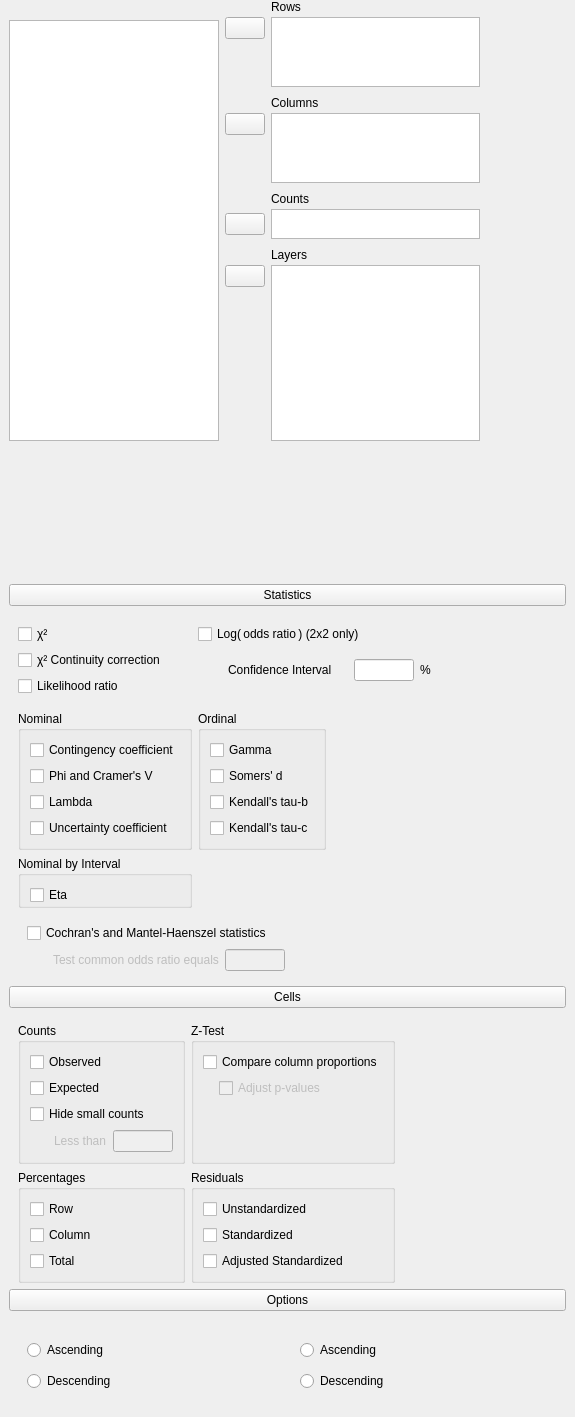
jasp-stats/jasp-desktop, file JASP-Desktop/analysisforms/contingencytablesform.ui: the form before one commit.
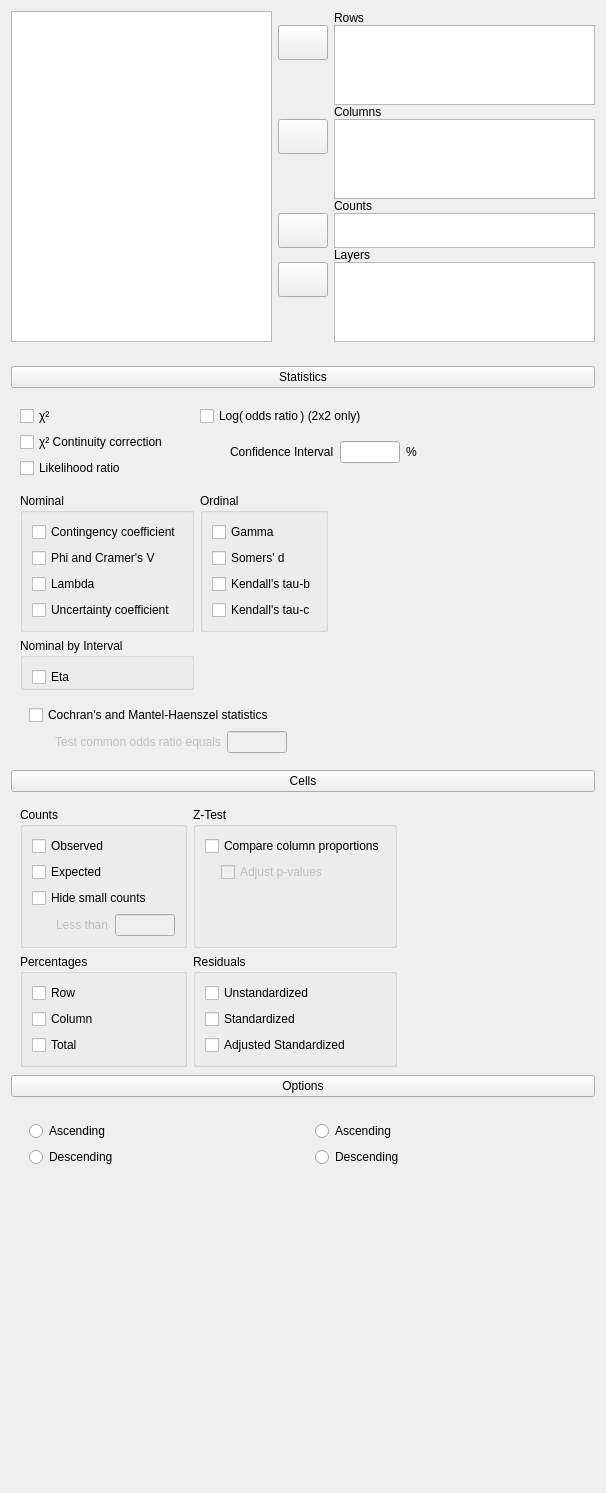
The form after the commit. Custom widgets are drawn as their Qt base class.

Patch:
```diff
--- a/JASP-Desktop/analysisforms/contingencytablesform.ui
+++ b/JASP-Desktop/analysisforms/contingencytablesform.ui
@@ -6,392 +6,334 @@
    <rect>
     <x>0</x>
     <y>0</y>
-    <width>575</width>
-    <height>1417</height>
+    <width>606</width>
+    <height>1493</height>
    </rect>
   </property>
+  <property name="sizePolicy">
+   <sizepolicy hsizetype="Fixed" vsizetype="Preferred">
+    <horstretch>0</horstretch>
+    <verstretch>0</verstretch>
+   </sizepolicy>
+  </property>
   <property name="windowTitle">
    <string>Form</string>
   </property>
-  <layout class="QGridLayout" name="gridLayout_19">
-   <property name="leftMargin">
-    <number>0</number>
-   </property>
-   <property name="topMargin">
-    <number>0</number>
-   </property>
-   <property name="rightMargin">
-    <number>0</number>
-   </property>
-   <property name="bottomMargin">
-    <number>0</number>
-   </property>
-   <property name="verticalSpacing">
-    <number>0</number>
-   </property>
-   <item row="0" column="0">
-    <widget class="QWidget" name="widget_3" native="true">
-     <property name="minimumSize">
-      <size>
-       <width>0</width>
-       <height>420</height>
-      </size>
+  <layout class="QVBoxLayout" name="verticalLayout">
+   <item>
+    <widget class="QWidget" name="topWidget" native="true">
+     <property name="sizePolicy">
+      <sizepolicy hsizetype="Preferred" vsizetype="Fixed">
+       <horstretch>0</horstretch>
+       <verstretch>0</verstretch>
+      </sizepolicy>
      </property>
-     <property name="maximumSize">
-      <size>
-       <width>16777215</width>
-       <height>450</height>
-      </size>
-     </property>
-     <layout class="QGridLayout" name="gridLayout_4">
+     <layout class="QGridLayout" name="gridLayout_2">
+      <property name="leftMargin">
+       <number>0</number>
+      </property>
       <property name="topMargin">
        <number>0</number>
       </property>
+      <property name="rightMargin">
+       <number>0</number>
+      </property>
       <property name="verticalSpacing">
        <number>0</number>
       </property>
-      <item row="0" column="1" rowspan="3">
-       <widget class="QWidget" name="widget_5" native="true">
+      <item row="1" column="2" rowspan="2">
+       <widget class="BoundListView" name="rows">
         <property name="sizePolicy">
-         <sizepolicy hsizetype="Preferred" vsizetype="Preferred">
+         <sizepolicy hsizetype="Expanding" vsizetype="Fixed">
           <horstretch>0</horstretch>
           <verstretch>0</verstretch>
          </sizepolicy>
         </property>
+        <property name="minimumSize">
+         <size>
+          <width>0</width>
+          <height>80</height>
+         </size>
+        </property>
         <property name="maximumSize">
          <size>
           <width>16777215</width>
-          <height>100</height>
+          <height>80</height>
          </size>
         </property>
-        <layout class="QGridLayout" name="gridLayout_2">
-         <property name="leftMargin">
-          <number>0</number>
-         </property>
-         <property name="topMargin">
-          <number>0</number>
-         </property>
-         <property name="rightMargin">
-          <number>0</number>
-         </property>
-         <property name="verticalSpacing">
-          <number>3</number>
-         </property>
-         <item row="1" column="0">
-          <widget class="AssignButton" name="buttonAssignRows">
-           <property name="maximumSize">
-            <size>
-             <width>50</width>
-             <height>16777215</height>
-            </size>
-           </property>
-           <property name="text">
-            <string/>
-           </property>
-          </widget>
-         </item>
-         <item row="2" column="0">
-          <spacer name="verticalSpacer_2">
-           <property name="orientation">
-            <enum>Qt::Vertical</enum>
-           </property>
-           <property name="sizeHint" stdset="0">
-            <size>
-             <width>20</width>
-             <height>84</height>
-            </size>
-           </property>
-          </spacer>
-         </item>
-         <item row="1" column="1" rowspan="2">
-          <widget class="BoundListView" name="rows">
-           <property name="sizePolicy">
-            <sizepolicy hsizetype="Maximum" vsizetype="Expanding">
-             <horstretch>0</horstretch>
-             <verstretch>0</verstretch>
-            </sizepolicy>
-           </property>
-           <property name="maximumSize">
-            <size>
-             <width>210</width>
-             <height>16777215</height>
-            </size>
-           </property>
-           <property name="selectionMode">
-            <enum>QAbstractItemView::ExtendedSelection</enum>
-           </property>
-          </widget>
-         </item>
-         <item row="0" column="0">
-          <widget class="QWidget" name="widget_8" native="true"/>
-         </item>
-         <item row="0" column="1">
-          <widget class="QLabel" name="label_2">
-           <property name="text">
-            <string>Rows</string>
-           </property>
-          </widget>
-         </item>
-        </layout>
+        <property name="selectionMode">
+         <enum>QAbstractItemView::ExtendedSelection</enum>
+        </property>
        </widget>
       </item>
-      <item row="5" column="1">
-       <widget class="QWidget" name="widget_6" native="true">
+      <item row="9" column="1">
+       <widget class="AssignButton" name="buttonAssignLayers">
         <property name="sizePolicy">
-         <sizepolicy hsizetype="Preferred" vsizetype="Preferred">
+         <sizepolicy hsizetype="Fixed" vsizetype="Fixed">
           <horstretch>0</horstretch>
           <verstretch>0</verstretch>
          </sizepolicy>
         </property>
-        <layout class="QGridLayout" name="gridLayout_3">
-         <property name="leftMargin">
-          <number>0</number>
-         </property>
-         <property name="topMargin">
-          <number>0</number>
-         </property>
-         <property name="rightMargin">
-          <number>0</number>
-         </property>
-         <property name="bottomMargin">
-          <number>0</number>
-         </property>
-         <property name="verticalSpacing">
-          <number>3</number>
-         </property>
-         <item row="0" column="0">
-          <widget class="QWidget" name="widget_10" native="true"/>
-         </item>
-         <item row="1" column="0">
-          <widget class="AssignButton" name="buttonAssignLayers">
-           <property name="maximumSize">
-            <size>
-             <width>50</width>
-             <height>16777215</height>
-            </size>
-           </property>
-           <property name="text">
-            <string/>
-           </property>
-          </widget>
-         </item>
-         <item row="2" column="0">
-          <spacer name="verticalSpacer_3">
-           <property name="orientation">
-            <enum>Qt::Vertical</enum>
-           </property>
-           <property name="sizeHint" stdset="0">
-            <size>
-             <width>20</width>
-             <height>84</height>
-            </size>
-           </property>
-          </spacer>
-         </item>
-         <item row="0" column="1">
-          <widget class="QLabel" name="label_4">
-           <property name="text">
-            <string>Layers</string>
-           </property>
-          </widget>
-         </item>
-         <item row="1" column="1" rowspan="2">
-          <widget class="BoundListView" name="layers">
-           <property name="sizePolicy">
-            <sizepolicy hsizetype="Maximum" vsizetype="Expanding">
-             <horstretch>0</horstretch>
-             <verstretch>0</verstretch>
-            </sizepolicy>
-           </property>
-           <property name="minimumSize">
-            <size>
-             <width>0</width>
-             <height>80</height>
-            </size>
-           </property>
-           <property name="maximumSize">
-            <size>
-             <width>210</width>
-             <height>16777215</height>
-            </size>
-           </property>
-           <property name="selectionMode">
-            <enum>QAbstractItemView::ExtendedSelection</enum>
-           </property>
-          </widget>
-         </item>
-        </layout>
+        <property name="minimumSize">
+         <size>
+          <width>50</width>
+          <height>35</height>
+         </size>
+        </property>
+        <property name="maximumSize">
+         <size>
+          <width>50</width>
+          <height>35</height>
+         </size>
+        </property>
+        <property name="text">
+         <string/>
+        </property>
        </widget>
       </item>
-      <item row="3" column="1">
-       <widget class="QWidget" name="widget" native="true">
+      <item row="2" column="1">
+       <spacer name="verticalSpacer_2">
+        <property name="orientation">
+         <enum>Qt::Vertical</enum>
+        </property>
+        <property name="sizeHint" stdset="0">
+         <size>
+          <width>20</width>
+          <height>0</height>
+         </size>
+        </property>
+       </spacer>
+      </item>
+      <item row="1" column="1">
+       <widget class="AssignButton" name="buttonAssignRows">
         <property name="sizePolicy">
-         <sizepolicy hsizetype="Preferred" vsizetype="Preferred">
+         <sizepolicy hsizetype="Fixed" vsizetype="Fixed">
           <horstretch>0</horstretch>
           <verstretch>0</verstretch>
          </sizepolicy>
         </property>
-        <property name="maximumSize">
+        <property name="minimumSize">
          <size>
-          <width>16777215</width>
-          <height>100</height>
+          <width>50</width>
+          <height>35</height>
          </size>
         </property>
-        <layout class="QGridLayout" name="gridLayout">
-         <property name="leftMargin">
-          <number>0</number>
-         </property>
-         <property name="topMargin">
-          <number>0</number>
-         </property>
-         <property name="rightMargin">
-          <number>0</number>
-         </property>
-         <property name="verticalSpacing">
-          <number>3</number>
-         </property>
-         <item row="0" column="0">
-          <widget class="QWidget" name="widget_9" native="true"/>
-         </item>
-         <item row="1" column="0">
-          <widget class="AssignButton" name="buttonAssignColumns">
-           <property name="maximumSize">
-            <size>
-             <width>50</width>
-             <height>16777215</height>
-            </size>
-           </property>
-           <property name="text">
-            <string/>
-           </property>
-          </widget>
-         </item>
-         <item row="2" column="0">
-          <spacer name="verticalSpacer">
-           <property name="orientation">
-            <enum>Qt::Vertical</enum>
-           </property>
-           <property name="sizeHint" stdset="0">
-            <size>
-             <width>20</width>
-             <height>84</height>
-            </size>
-           </property>
-          </spacer>
-         </item>
-         <item row="1" column="1" rowspan="2">
-          <widget class="BoundListView" name="columns">
-           <property name="sizePolicy">
-            <sizepolicy hsizetype="Maximum" vsizetype="Expanding">
-             <horstretch>0</horstretch>
-             <verstretch>0</verstretch>
-            </sizepolicy>
-           </property>
-           <property name="maximumSize">
-            <size>
-             <width>210</width>
-             <height>16777215</height>
-            </size>
-           </property>
-           <property name="selectionMode">
-            <enum>QAbstractItemView::ExtendedSelection</enum>
-           </property>
-          </widget>
-         </item>
-         <item row="0" column="1">
-          <widget class="QLabel" name="label_3">
-           <property name="text">
-            <string>Columns</string>
-           </property>
-          </widget>
-         </item>
-        </layout>
-       </widget>
-      </item>
-      <item row="0" column="0">
-       <widget class="QWidget" name="widget_2" native="true">
         <property name="maximumSize">
          <size>
-          <width>16777215</width>
-          <height>20</height>
+          <width>50</width>
+          <height>35</height>
          </size>
+        </property>
+        <property name="text">
+         <string/>
+        </property>
+       </widget>
+      </item>
+      <item row="8" column="2">
+       <widget class="QLabel" name="label_4">
+        <property name="sizePolicy">
+         <sizepolicy hsizetype="Fixed" vsizetype="Fixed">
+          <horstretch>0</horstretch>
+          <verstretch>0</verstretch>
+         </sizepolicy>
+        </property>
+        <property name="text">
+         <string>Layers</string>
+        </property>
+       </widget>
+      </item>
+      <item row="0" column="2">
+       <widget class="QLabel" name="label_2">
+        <property name="sizePolicy">
+         <sizepolicy hsizetype="Fixed" vsizetype="Fixed">
+          <horstretch>0</horstretch>
+          <verstretch>0</verstretch>
+         </sizepolicy>
+        </property>
+        <property name="text">
+         <string>Rows</string>
+        </property>
+       </widget>
+      </item>
+      <item row="3" column="2">
+       <widget class="QLabel" name="label_3">
+        <property name="sizePolicy">
+         <sizepolicy hsizetype="Fixed" vsizetype="Fixed">
+          <horstretch>0</horstretch>
+          <verstretch>0</verstretch>
+         </sizepolicy>
+        </property>
+        <property name="text">
+         <string>Columns</string>
         </property>
        </widget>
       </item>
       <item row="4" column="1">
-       <widget class="QWidget" name="widget_7" native="true">
-        <layout class="QGridLayout" name="gridLayout_20">
-         <property name="leftMargin">
-          <number>0</number>
-         </property>
-         <property name="topMargin">
-          <number>0</number>
-         </property>
-         <property name="rightMargin">
-          <number>0</number>
-         </property>
-         <property name="verticalSpacing">
-          <number>3</number>
-         </property>
-         <item row="1" column="0" rowspan="2" colspan="2">
-          <widget class="AssignButton" name="buttonAssignCounts">
-           <property name="maximumSize">
-            <size>
-             <width>50</width>
-             <height>16777215</height>
-            </size>
-           </property>
-           <property name="text">
-            <string/>
-           </property>
-          </widget>
-         </item>
-         <item row="0" column="2" colspan="2">
-          <widget class="QLabel" name="label">
-           <property name="text">
-            <string>Counts</string>
-           </property>
-          </widget>
-         </item>
-         <item row="0" column="0" colspan="2">
-          <widget class="QWidget" name="widget_11" native="true"/>
-         </item>
-         <item row="1" column="2" rowspan="2" colspan="2">
-          <widget class="BoundListView" name="counts">
-           <property name="sizePolicy">
-            <sizepolicy hsizetype="Maximum" vsizetype="Expanding">
-             <horstretch>0</horstretch>
-             <verstretch>0</verstretch>
-            </sizepolicy>
-           </property>
-           <property name="maximumSize">
-            <size>
-             <width>210</width>
-             <height>30</height>
-            </size>
-           </property>
-           <property name="selectionMode">
-            <enum>QAbstractItemView::ExtendedSelection</enum>
-           </property>
-          </widget>
-         </item>
-        </layout>
+       <widget class="AssignButton" name="buttonAssignColumns">
+        <property name="sizePolicy">
+         <sizepolicy hsizetype="Fixed" vsizetype="Fixed">
+          <horstretch>0</horstretch>
+          <verstretch>0</verstretch>
+         </sizepolicy>
+        </property>
+        <property name="minimumSize">
+         <size>
+          <width>50</width>
+          <height>35</height>
+         </size>
+        </property>
+        <property name="maximumSize">
+         <size>
+          <width>50</width>
+          <height>35</height>
+         </size>
+        </property>
+        <property name="text">
+         <string/>
+        </property>
        </widget>
       </item>
-      <item row="1" column="0" rowspan="5">
+      <item row="6" column="2">
+       <widget class="QLabel" name="label">
+        <property name="sizePolicy">
+         <sizepolicy hsizetype="Fixed" vsizetype="Fixed">
+          <horstretch>0</horstretch>
+          <verstretch>0</verstretch>
+         </sizepolicy>
+        </property>
+        <property name="text">
+         <string>Counts</string>
+        </property>
+       </widget>
+      </item>
+      <item row="4" column="2" rowspan="2">
+       <widget class="BoundListView" name="columns">
+        <property name="sizePolicy">
+         <sizepolicy hsizetype="Expanding" vsizetype="Fixed">
+          <horstretch>0</horstretch>
+          <verstretch>0</verstretch>
+         </sizepolicy>
+        </property>
+        <property name="minimumSize">
+         <size>
+          <width>0</width>
+          <height>80</height>
+         </size>
+        </property>
+        <property name="maximumSize">
+         <size>
+          <width>16777215</width>
+          <height>80</height>
+         </size>
+        </property>
+        <property name="selectionMode">
+         <enum>QAbstractItemView::ExtendedSelection</enum>
+        </property>
+       </widget>
+      </item>
+      <item row="7" column="1">
+       <widget class="AssignButton" name="buttonAssignCounts">
+        <property name="sizePolicy">
+         <sizepolicy hsizetype="Fixed" vsizetype="Fixed">
+          <horstretch>0</horstretch>
+          <verstretch>0</verstretch>
+         </sizepolicy>
+        </property>
+        <property name="minimumSize">
+         <size>
+          <width>50</width>
+          <height>35</height>
+         </size>
+        </property>
+        <property name="maximumSize">
+         <size>
+          <width>50</width>
+          <height>35</height>
+         </size>
+        </property>
+        <property name="text">
+         <string/>
+        </property>
+       </widget>
+      </item>
+      <item row="9" column="2" rowspan="2">
+       <widget class="BoundListView" name="layers">
+        <property name="sizePolicy">
+         <sizepolicy hsizetype="Expanding" vsizetype="Fixed">
+          <horstretch>0</horstretch>
+          <verstretch>0</verstretch>
+         </sizepolicy>
+        </property>
+        <property name="minimumSize">
+         <size>
+          <width>0</width>
+          <height>80</height>
+         </size>
+        </property>
+        <property name="maximumSize">
+         <size>
+          <width>16777215</width>
+          <height>80</height>
+         </size>
+        </property>
+        <property name="selectionMode">
+         <enum>QAbstractItemView::ExtendedSelection</enum>
+        </property>
+       </widget>
+      </item>
+      <item row="7" column="2">
+       <widget class="BoundListView" name="counts">
+        <property name="sizePolicy">
+         <sizepolicy hsizetype="Expanding" vsizetype="Fixed">
+          <horstretch>0</horstretch>
+          <verstretch>0</verstretch>
+         </sizepolicy>
+        </property>
+        <property name="maximumSize">
+         <size>
+          <width>16777215</width>
+          <height>35</height>
+         </size>
+        </property>
+        <property name="selectionMode">
+         <enum>QAbstractItemView::ExtendedSelection</enum>
+        </property>
+       </widget>
+      </item>
+      <item row="5" column="1">
+       <spacer name="verticalSpacer">
+        <property name="orientation">
+         <enum>Qt::Vertical</enum>
+        </property>
+        <property name="sizeHint" stdset="0">
+         <size>
+          <width>20</width>
+          <height>0</height>
+         </size>
+        </property>
+       </spacer>
+      </item>
+      <item row="10" column="1">
+       <spacer name="verticalSpacer_3">
+        <property name="orientation">
+         <enum>Qt::Vertical</enum>
+        </property>
+        <property name="sizeHint" stdset="0">
+         <size>
+          <width>20</width>
+          <height>0</height>
+         </size>
+        </property>
+       </spacer>
+      </item>
+      <item row="0" column="0" rowspan="11">
        <widget class="AvailableFieldsListView" name="listAvailableFields">
         <property name="sizePolicy">
-         <sizepolicy hsizetype="Fixed" vsizetype="Expanding">
+         <sizepolicy hsizetype="Expanding" vsizetype="Preferred">
           <horstretch>0</horstretch>
           <verstretch>0</verstretch>
          </sizepolicy>
         </property>
-        <property name="maximumSize">
-         <size>
-          <width>210</width>
-          <height>16777215</height>
-         </size>
-        </property>
         <property name="selectionMode">
          <enum>QAbstractItemView::ExtendedSelection</enum>
         </property>
@@ -400,298 +342,17 @@
      </layout>
     </widget>
    </item>
-   <item row="0" column="1" rowspan="2">
-    <widget class="QWidget" name="widget_4" native="true">
-     <property name="minimumSize">
-      <size>
-       <width>80</width>
-       <height>0</height>
-      </size>
-     </property>
-    </widget>
-   </item>
-   <item row="3" column="0" colspan="2">
-    <widget class="QWidget" name="groupCellDisplay" native="true">
-     <layout class="QGridLayout" name="gridLayout_9">
-      <property name="topMargin">
-       <number>3</number>
-      </property>
-      <property name="bottomMargin">
-       <number>3</number>
-      </property>
-      <item row="0" column="0" colspan="3">
-       <widget class="ExpanderButton" name="pushButton_2">
-        <property name="text">
-         <string>Cells</string>
-        </property>
-       </widget>
-      </item>
-      <item row="1" column="0" colspan="3">
-       <widget class="QWidget" name="panelCells" native="true">
-        <layout class="QGridLayout" name="gridLayout_17">
-         <property name="bottomMargin">
-          <number>0</number>
-         </property>
-         <item row="1" column="0">
-          <widget class="GroupBox" name="groupPercentages">
-           <property name="title">
-            <string>Percentages</string>
-           </property>
-           <layout class="QGridLayout" name="gridLayout_7">
-            <item row="0" column="0">
-             <widget class="BoundCheckBox" name="percentagesRow">
-              <property name="text">
-               <string>Row</string>
-              </property>
-             </widget>
-            </item>
-            <item row="1" column="0">
-             <widget class="BoundCheckBox" name="percentagesColumn">
-              <property name="text">
-               <string>Column</string>
-              </property>
-             </widget>
-            </item>
-            <item row="2" column="0">
-             <widget class="BoundCheckBox" name="percentagesTotal">
-              <property name="text">
-               <string>Total</string>
-              </property>
-             </widget>
-            </item>
-           </layout>
-          </widget>
-         </item>
-         <item row="1" column="1">
-          <widget class="GroupBox" name="groupResiduals">
-           <property name="title">
-            <string>Residuals</string>
-           </property>
-           <layout class="QGridLayout" name="gridLayout_8">
-            <item row="0" column="0">
-             <widget class="BoundCheckBox" name="residualsUnstandardized">
-              <property name="text">
-               <string>Unstandardized</string>
-              </property>
-             </widget>
-            </item>
-            <item row="1" column="0">
-             <widget class="BoundCheckBox" name="residualsStandardized">
-              <property name="text">
-               <string>Standardized</string>
-              </property>
-             </widget>
-            </item>
-            <item row="2" column="0">
-             <widget class="BoundCheckBox" name="residualsAdjustedStandardized">
-              <property name="text">
-               <string>Adjusted Standardized</string>
-              </property>
-             </widget>
-            </item>
-           </layout>
-          </widget>
-         </item>
-         <item row="0" column="0">
-          <widget class="GroupBox" name="groupCounts">
-           <property name="title">
-            <string>Counts</string>
-           </property>
-           <layout class="QGridLayout" name="gridLayout_5">
-            <item row="0" column="0" colspan="2">
-             <widget class="BoundCheckBox" name="countsObserved">
-              <property name="text">
-               <string>Observed</string>
-              </property>
-             </widget>
-            </item>
-            <item row="1" column="0" colspan="2">
-             <widget class="BoundCheckBox" name="countsExpected">
-              <property name="text">
-               <string>Expected</string>
-              </property>
-             </widget>
-            </item>
-            <item row="2" column="0" colspan="3">
-             <widget class="BoundCheckBox" name="hideSmallCounts">
-              <property name="text">
-               <string>Hide small counts</string>
-              </property>
-             </widget>
-            </item>
-            <item row="3" column="0">
-             <widget class="QWidget" name="widget_12" native="true">
-              <property name="maximumSize">
-               <size>
-                <width>20</width>
-                <height>16777215</height>
-               </size>
-              </property>
-             </widget>
-            </item>
-            <item row="3" column="1">
-             <widget class="QLabel" name="hideSmallCountsLessThanLabel">
-              <property name="enabled">
-               <bool>false</bool>
-              </property>
-              <property name="text">
-               <string>Less than</string>
-              </property>
-             </widget>
-            </item>
-            <item row="3" column="2">
-             <widget class="BoundTextBox" name="hideSmallCountsLessThan">
-              <property name="enabled">
-               <bool>false</bool>
-              </property>
-              <property name="maximumSize">
-               <size>
-                <width>60</width>
-                <height>16777215</height>
-               </size>
-              </property>
-             </widget>
-            </item>
-           </layout>
-          </widget>
-         </item>
-         <item row="0" column="1">
-          <widget class="GroupBox" name="groupZTest">
-           <property name="title">
-            <string>Z-Test</string>
-           </property>
-           <layout class="QGridLayout" name="gridLayout_6">
-            <item row="1" column="0">
-             <widget class="QWidget" name="widget_13" native="true">
-              <property name="maximumSize">
-               <size>
-                <width>10</width>
-                <height>16777215</height>
-               </size>
-              </property>
-             </widget>
-            </item>
-            <item row="0" column="0" colspan="2">
-             <widget class="BoundCheckBox" name="zTestCompareColumns">
-              <property name="text">
-               <string>Compare column proportions</string>
-              </property>
-             </widget>
-            </item>
-            <item row="1" column="1">
-             <widget class="BoundCheckBox" name="zTestAdjustPValues">
-              <property name="enabled">
-               <bool>false</bool>
-              </property>
-              <property name="text">
-               <string>Adjust p-values</string>
-              </property>
-             </widget>
-            </item>
-            <item row="2" column="0" colspan="2">
-             <widget class="QWidget" name="widget_14" native="true"/>
-            </item>
-           </layout>
-          </widget>
-         </item>
-         <item row="0" column="2">
-          <spacer name="horizontalSpacer">
-           <property name="orientation">
-            <enum>Qt::Horizontal</enum>
-           </property>
-           <property name="sizeHint" stdset="0">
-            <size>
-             <width>40</width>
-             <height>20</height>
-            </size>
-           </property>
-          </spacer>
-         </item>
-        </layout>
-       </widget>
-      </item>
-     </layout>
-    </widget>
-   </item>
-   <item row="4" column="0" colspan="2">
-    <widget class="QWidget" name="groupOptions" native="true">
-     <layout class="QGridLayout" name="gridLayout_18">
-      <property name="topMargin">
-       <number>3</number>
-      </property>
-      <property name="bottomMargin">
-       <number>3</number>
-      </property>
-      <item row="0" column="0" colspan="2">
-       <widget class="ExpanderButton" name="pushButton_3">
-        <property name="text">
-         <string>Options</string>
-        </property>
-       </widget>
-      </item>
-      <item row="1" column="0" colspan="2">
-       <widget class="QWidget" name="panelOptions" native="true">
-        <layout class="QGridLayout" name="gridLayout_21">
-         <item row="0" column="0">
-          <widget class="BoundGroupBox" name="rowOrder" native="true">
-           <property name="title" stdset="0">
-            <string>Row Order</string>
-           </property>
-           <layout class="QGridLayout" name="gridLayout_24">
-            <item row="0" column="0">
-             <widget class="QRadioButton" name="_1rowAscending">
-              <property name="text">
-               <string>Ascending</string>
-              </property>
-             </widget>
-            </item>
-            <item row="1" column="0">
-             <widget class="QRadioButton" name="_2rowDescending">
-              <property name="text">
-               <string>Descending</string>
-              </property>
-             </widget>
-            </item>
-           </layout>
-          </widget>
-         </item>
-         <item row="0" column="1">
-          <widget class="BoundGroupBox" name="columnOrder" native="true">
-           <property name="title" stdset="0">
-            <string>Column Order</string>
-           </property>
-           <layout class="QGridLayout" name="gridLayout_25">
-            <item row="0" column="0">
-             <widget class="QRadioButton" name="_1columnAscending">
-              <property name="text">
-               <string>Ascending</string>
-              </property>
-             </widget>
-            </item>
-            <item row="1" column="0">
-             <widget class="QRadioButton" name="_2columnDescending">
-              <property name="text">
-               <string>Descending</string>
-              </property>
-             </widget>
-            </item>
-           </layout>
-          </widget>
-         </item>
-        </layout>
-       </widget>
-      </item>
-     </layout>
-    </widget>
-   </item>
-   <item row="2" column="0" colspan="2">
+   <item>
     <widget class="QWidget" name="groupStatistics" native="true">
      <layout class="QGridLayout" name="gridLayout_16">
-      <property name="topMargin">
-       <number>3</number>
+      <property name="leftMargin">
+       <number>0</number>
+      </property>
+      <property name="rightMargin">
+       <number>0</number>
       </property>
       <property name="bottomMargin">
-       <number>3</number>
+       <number>0</number>
       </property>
       <property name="verticalSpacing">
        <number>0</number>
@@ -762,6 +423,12 @@
                </property>
                <item row="0" column="0">
                 <widget class="QLabel" name="label_5">
+                 <property name="sizePolicy">
+                  <sizepolicy hsizetype="Fixed" vsizetype="Preferred">
+                   <horstretch>0</horstretch>
+                   <verstretch>0</verstretch>
+                  </sizepolicy>
+                 </property>
                  <property name="text">
                   <string>Confidence Interval</string>
                  </property>
@@ -958,6 +625,328 @@
      </layout>
     </widget>
    </item>
+   <item>
+    <widget class="QWidget" name="groupCellDisplay" native="true">
+     <layout class="QGridLayout" name="gridLayout_9">
+      <property name="leftMargin">
+       <number>0</number>
+      </property>
+      <property name="topMargin">
+       <number>2</number>
+      </property>
+      <property name="rightMargin">
+       <number>0</number>
+      </property>
+      <property name="bottomMargin">
+       <number>0</number>
+      </property>
+      <item row="0" column="0" colspan="3">
+       <widget class="ExpanderButton" name="pushButton_2">
+        <property name="text">
+         <string>Cells</string>
+        </property>
+       </widget>
+      </item>
+      <item row="1" column="0" colspan="3">
+       <widget class="QWidget" name="panelCells" native="true">
+        <property name="sizePolicy">
+         <sizepolicy hsizetype="Fixed" vsizetype="Preferred">
+          <horstretch>0</horstretch>
+          <verstretch>0</verstretch>
+         </sizepolicy>
+        </property>
+        <layout class="QGridLayout" name="gridLayout_17">
+         <property name="bottomMargin">
+          <number>0</number>
+         </property>
+         <item row="1" column="1">
+          <widget class="GroupBox" name="groupResiduals">
+           <property name="sizePolicy">
+            <sizepolicy hsizetype="Minimum" vsizetype="Preferred">
+             <horstretch>0</horstretch>
+             <verstretch>0</verstretch>
+            </sizepolicy>
+           </property>
+           <property name="title">
+            <string>Residuals</string>
+           </property>
+           <layout class="QGridLayout" name="gridLayout_8">
+            <item row="0" column="0">
+             <widget class="BoundCheckBox" name="residualsUnstandardized">
+              <property name="text">
+               <string>Unstandardized</string>
+              </property>
+             </widget>
+            </item>
+            <item row="1" column="0">
+             <widget class="BoundCheckBox" name="residualsStandardized">
+              <property name="text">
+               <string>Standardized</string>
+              </property>
+             </widget>
+            </item>
+            <item row="2" column="0">
+             <widget class="BoundCheckBox" name="residualsAdjustedStandardized">
+              <property name="text">
+               <string>Adjusted Standardized</string>
+              </property>
+             </widget>
+            </item>
+           </layout>
+          </widget>
+         </item>
+         <item row="1" column="0">
+          <widget class="GroupBox" name="groupPercentages">
+           <property name="sizePolicy">
+            <sizepolicy hsizetype="Minimum" vsizetype="Preferred">
+             <horstretch>0</horstretch>
+             <verstretch>0</verstretch>
+            </sizepolicy>
+           </property>
+           <property name="title">
+            <string>Percentages</string>
+           </property>
+           <layout class="QGridLayout" name="gridLayout_7">
+            <item row="0" column="0">
+             <widget class="BoundCheckBox" name="percentagesRow">
+              <property name="text">
+               <string>Row</string>
+              </property>
+             </widget>
+            </item>
+            <item row="1" column="0">
+             <widget class="BoundCheckBox" name="percentagesColumn">
+              <property name="text">
+               <string>Column</string>
+              </property>
+             </widget>
+            </item>
+            <item row="2" column="0">
+             <widget class="BoundCheckBox" name="percentagesTotal">
+              <property name="text">
+               <string>Total</string>
+              </property>
+             </widget>
+            </item>
+           </layout>
+          </widget>
+         </item>
+         <item row="0" column="0">
+          <widget class="GroupBox" name="groupCounts">
+           <property name="sizePolicy">
+            <sizepolicy hsizetype="Minimum" vsizetype="Preferred">
+             <horstretch>0</horstretch>
+             <verstretch>0</verstretch>
+            </sizepolicy>
+           </property>
+           <property name="title">
+            <string>Counts</string>
+           </property>
+           <layout class="QGridLayout" name="gridLayout_5">
+            <item row="3" column="0">
+             <widget class="QWidget" name="widget_12" native="true">
+              <property name="maximumSize">
+               <size>
+                <width>20</width>
+                <height>16777215</height>
+               </size>
+              </property>
+             </widget>
+            </item>
+            <item row="0" column="0" colspan="2">
+             <widget class="BoundCheckBox" name="countsObserved">
+              <property name="text">
+               <string>Observed</string>
+              </property>
+             </widget>
+            </item>
+            <item row="1" column="0" colspan="2">
+             <widget class="BoundCheckBox" name="countsExpected">
+              <property name="text">
+               <string>Expected</string>
+              </property>
+             </widget>
+            </item>
+            <item row="3" column="2">
+             <widget class="BoundTextBox" name="hideSmallCountsLessThan">
+              <property name="enabled">
+               <bool>false</bool>
+              </property>
+              <property name="maximumSize">
+               <size>
+                <width>60</width>
+                <height>16777215</height>
+               </size>
+              </property>
+             </widget>
+            </item>
+            <item row="2" column="0" colspan="3">
+             <widget class="BoundCheckBox" name="hideSmallCounts">
+              <property name="text">
+               <string>Hide small counts</string>
+              </property>
+             </widget>
+            </item>
+            <item row="3" column="1">
+             <widget class="QLabel" name="hideSmallCountsLessThanLabel">
+              <property name="enabled">
+               <bool>false</bool>
+              </property>
+              <property name="sizePolicy">
+               <sizepolicy hsizetype="Fixed" vsizetype="Preferred">
+                <horstretch>0</horstretch>
+                <verstretch>0</verstretch>
+               </sizepolicy>
+              </property>
+              <property name="text">
+               <string>Less than</string>
+              </property>
+             </widget>
+            </item>
+           </layout>
+          </widget>
+         </item>
+         <item row="0" column="1">
+          <widget class="GroupBox" name="groupZTest">
+           <property name="sizePolicy">
+            <sizepolicy hsizetype="Minimum" vsizetype="Preferred">
+             <horstretch>0</horstretch>
+             <verstretch>0</verstretch>
+            </sizepolicy>
+           </property>
+           <property name="title">
+            <string>Z-Test</string>
+           </property>
+           <layout class="QGridLayout" name="gridLayout_6">
+            <item row="1" column="0">
+             <widget class="QWidget" name="widget_13" native="true">
+              <property name="maximumSize">
+               <size>
+                <width>10</width>
+                <height>16777215</height>
+               </size>
+              </property>
+             </widget>
+            </item>
+            <item row="0" column="0" colspan="2">
+             <widget class="BoundCheckBox" name="zTestCompareColumns">
+              <property name="text">
+               <string>Compare column proportions</string>
+              </property>
+             </widget>
+            </item>
+            <item row="1" column="1">
+             <widget class="BoundCheckBox" name="zTestAdjustPValues">
+              <property name="enabled">
+               <bool>false</bool>
+              </property>
+              <property name="text">
+               <string>Adjust p-values</string>
+              </property>
+             </widget>
+            </item>
+            <item row="2" column="0" colspan="2">
+             <widget class="QWidget" name="widget_14" native="true"/>
+            </item>
+           </layout>
+          </widget>
+         </item>
+        </layout>
+       </widget>
+      </item>
+     </layout>
+    </widget>
+   </item>
+   <item>
+    <widget class="QWidget" name="groupOptions" native="true">
+     <layout class="QGridLayout" name="gridLayout_18">
+      <property name="leftMargin">
+       <number>0</number>
+      </property>
+      <property name="topMargin">
+       <number>2</number>
+      </property>
+      <property name="rightMargin">
+       <number>0</number>
+      </property>
+      <property name="bottomMargin">
+       <number>0</number>
+      </property>
+      <item row="1" column="0" colspan="2">
+       <widget class="QWidget" name="panelOptions" native="true">
+        <layout class="QGridLayout" name="gridLayout_21">
+         <item row="0" column="0">
+          <widget class="BoundGroupBox" name="rowOrder" native="true">
+           <property name="title" stdset="0">
+            <string>Row Order</string>
+           </property>
+           <layout class="QGridLayout" name="gridLayout_24">
+            <item row="0" column="0">
+             <widget class="QRadioButton" name="_1rowAscending">
+              <property name="text">
+               <string>Ascending</string>
+              </property>
+             </widget>
+            </item>
+            <item row="1" column="0">
+             <widget class="QRadioButton" name="_2rowDescending">
+              <property name="text">
+               <string>Descending</string>
+              </property>
+             </widget>
+            </item>
+           </layout>
+          </widget>
+         </item>
+         <item row="0" column="1">
+          <widget class="BoundGroupBox" name="columnOrder" native="true">
+           <property name="title" stdset="0">
+            <string>Column Order</string>
+           </property>
+           <layout class="QGridLayout" name="gridLayout_25">
+            <item row="0" column="0">
+             <widget class="QRadioButton" name="_1columnAscending">
+              <property name="text">
+               <string>Ascending</string>
+              </property>
+             </widget>
+            </item>
+            <item row="1" column="0">
+             <widget class="QRadioButton" name="_2columnDescending">
+              <property name="text">
+               <string>Descending</string>
+              </property>
+             </widget>
+            </item>
+           </layout>
+          </widget>
+         </item>
+        </layout>
+       </widget>
+      </item>
+      <item row="0" column="0" colspan="2">
+       <widget class="ExpanderButton" name="pushButton_3">
+        <property name="text">
+         <string>Options</string>
+        </property>
+       </widget>
+      </item>
+     </layout>
+    </widget>
+   </item>
+   <item>
+    <spacer name="verticalSpacer_4">
+     <property name="orientation">
+      <enum>Qt::Vertical</enum>
+     </property>
+     <property name="sizeHint" stdset="0">
+      <size>
+       <width>20</width>
+       <height>40</height>
+      </size>
+     </property>
+    </spacer>
+   </item>
   </layout>
  </widget>
  <customwidgets>
```
